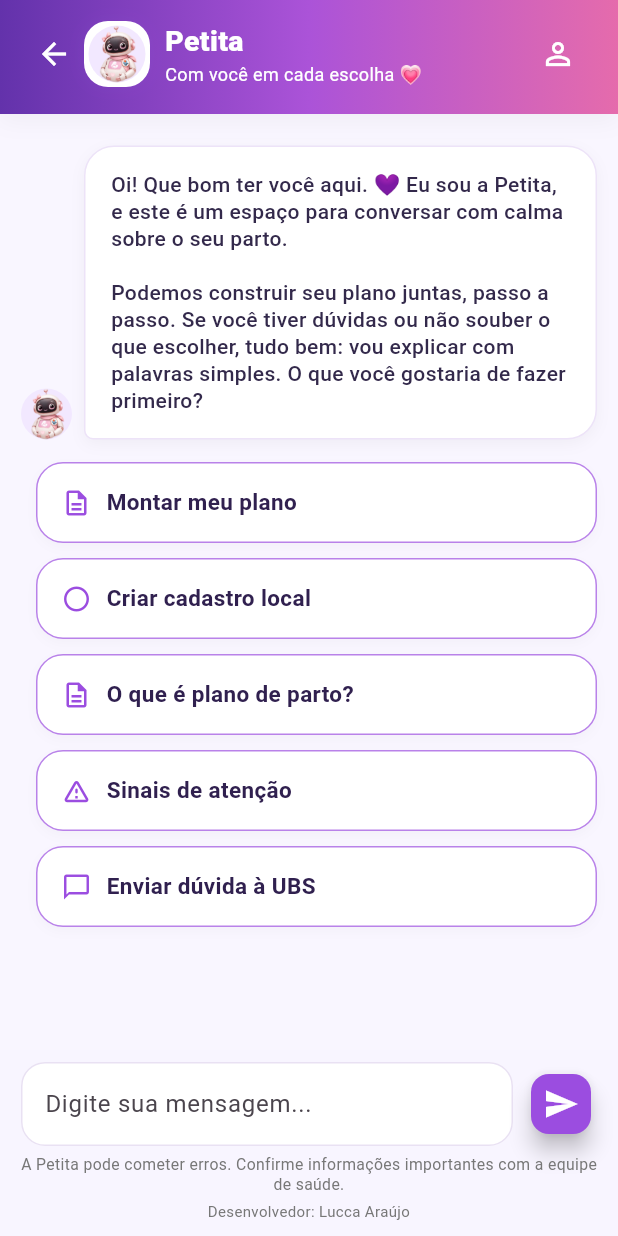
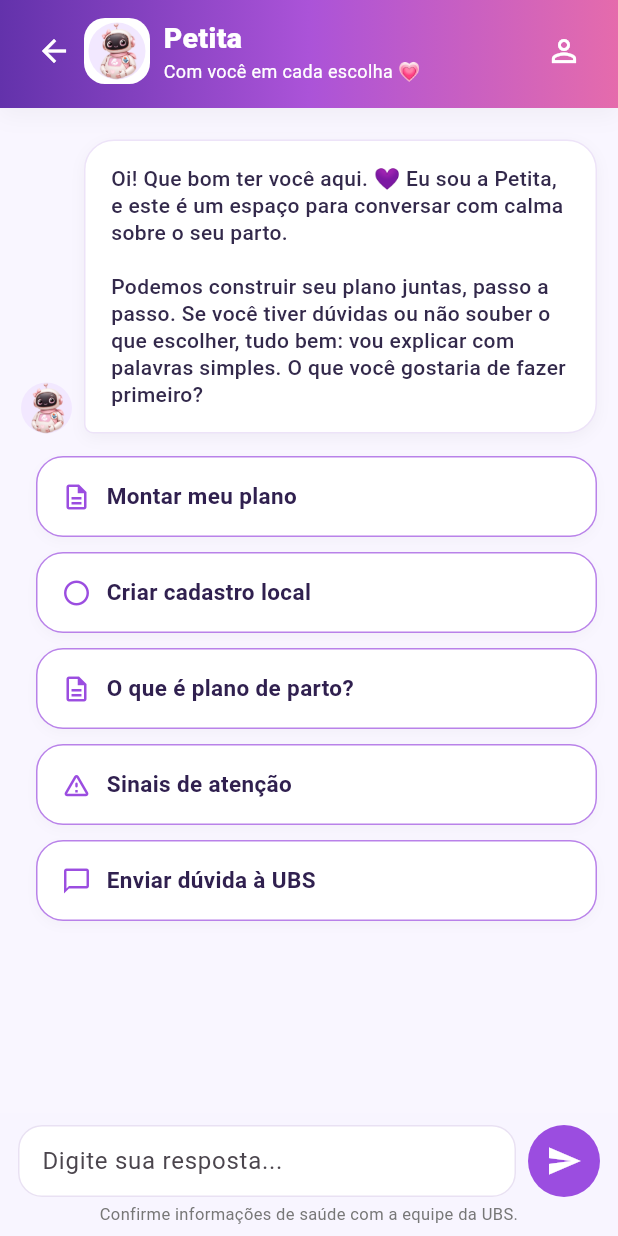
Before and after one commit to petsaudemonitoramento-dev/petita-plano-parto, a Flutter app: the ChatScreen screen opened directly, on a phone screen of 412 x 824 dp. Run offline on Flutter 3.47's test engine with Material 3 defaults, Android fonts, the phone set to English and light mode, and no system bars; our stand-ins replace file_picker, flutter_markdown, flutter_tts, pdf, printing, shared_preferences and 1 more; accounts and stored records are empty.

Commit message:
fix(responsive): cabecalho e entrada compactos em telas pequenas/teclado

```diff
--- a/lib/screens/chat/chat_screen.dart
+++ b/lib/screens/chat/chat_screen.dart
@@ -1175,42 +1175,106 @@ class _ChatHeader extends StatelessWidget {
 
   @override
   Widget build(BuildContext context) {
+    final size = MediaQuery.sizeOf(context);
+    final narrow = size.width < 370;
+    final short = size.height < 700;
     return Container(
-      padding: const EdgeInsets.fromLTRB(16, 12, 16, 16),
+      padding: EdgeInsets.fromLTRB(
+        narrow ? 8 : 16,
+        short ? 6 : 12,
+        narrow ? 8 : 16,
+        short ? 8 : 16,
+      ),
       decoration: BoxDecoration(
-        gradient: const LinearGradient(colors: [Color(0xFF6332AB), Color(0xFFAB53D8), Color(0xFFE56BAC)]),
-        boxShadow: [BoxShadow(color: Colors.black.withAlpha((255 * 0.04).round()), blurRadius: 12, offset: const Offset(0, 5))],
+        gradient: const LinearGradient(
+          colors: [Color(0xFF6332AB), Color(0xFFAB53D8), Color(0xFFE56BAC)],
+        ),
+        boxShadow: [
+          BoxShadow(color: Colors.black.withAlpha(10),
+              blurRadius: 12, offset: const Offset(0, 5)),
+        ],
       ),
-      child: Column(children: [
+      child: Column(crossAxisAlignment: CrossAxisAlignment.stretch, children: [
         Row(children: [
-          InkWell(
-            onTap: () => Navigator.pop(context),
-            borderRadius: BorderRadius.circular(18),
-            child: const Padding(padding: EdgeInsets.all(8), child: Icon(Icons.arrow_back, color: Colors.white)),
+          IconButton(
+            tooltip: 'Voltar',
+            visualDensity: VisualDensity.compact,
+            onPressed: () => Navigator.pop(context),
+            icon: const Icon(Icons.arrow_back, color: Colors.white),
           ),
-          Container(padding: const EdgeInsets.all(3), decoration: BoxDecoration(color: Colors.white, borderRadius: BorderRadius.circular(16), boxShadow: [BoxShadow(color: AppColors.primaryPink.withAlpha((255 * 0.14).round()), blurRadius: 12)]), child: CircleAvatar(radius: 19, backgroundColor: AppColors.softPink, child: ClipOval(child: Image.asset('assets/images/petita.png', fit: BoxFit.cover)))),
-          const SizedBox(width: 10),
-          const Expanded(
-            child: Column(crossAxisAlignment: CrossAxisAlignment.start, children: [
-              Text('Petita', style: TextStyle(fontWeight: FontWeight.w900, color: Colors.white, fontSize: 19)),
-              Text('Com você em cada escolha 💗', style: TextStyle(color: Colors.white, fontSize: 12)),
-            ]),
+          Container(
+            padding: const EdgeInsets.all(3),
+            decoration: BoxDecoration(
+              color: Colors.white,
+              borderRadius: BorderRadius.circular(14),
+            ),
+            child: CircleAvatar(
+              radius: narrow ? 16 : 19,
+              backgroundColor: AppColors.softPink,
+              child: ClipOval(child: Image.asset(
+                  'assets/images/petita.png', fit: BoxFit.cover)),
+            ),
           ),
-          IconButton(onPressed: () => Navigator.pushNamed(context, AppRoutes.profile), icon: const Icon(Icons.person_outline, color: Colors.white)),
+          const SizedBox(width: 9),
+          Expanded(
+            child: Column(
+              crossAxisAlignment: CrossAxisAlignment.start,
+              children: [
+                const Text('Petita',
+                    style: TextStyle(
+                        fontWeight: FontWeight.w900,
+                        color: Colors.white, fontSize: 19)),
+                if (!short && !narrow)
+                  const Text('Com você em cada escolha 💗',
+                    maxLines: 1,
+                    overflow: TextOverflow.ellipsis,
+                    style: TextStyle(color: Colors.white, fontSize: 12)),
+              ],
+            ),
+          ),
+          IconButton(
+            tooltip: 'Meu perfil',
+            visualDensity: VisualDensity.compact,
+            onPressed: () => Navigator.pushNamed(context, AppRoutes.profile),
+            icon: const Icon(Icons.person_outline, color: Colors.white),
+          ),
         ]),
         if (inPlanFlow) ...[
-          const SizedBox(height: 10),
-          Row(children: [
-            Flexible(child: Text(currentSection, style: const TextStyle(fontWeight: FontWeight.w800, color: Colors.white), overflow: TextOverflow.ellipsis)),
-            const Spacer(),
-            Text('Etapa $currentStep de $totalSteps', style: const TextStyle(fontSize: 12, color: Colors.white, fontWeight: FontWeight.w800)),
-          ]),
-          const SizedBox(height: 8),
+          SizedBox(height: short ? 5 : 10),
+          if (narrow)
+            Column(
+              crossAxisAlignment: CrossAxisAlignment.start,
+              children: [
+                Text(currentSection, maxLines: 1,
+                    overflow: TextOverflow.ellipsis,
+                    style: const TextStyle(
+                        fontWeight: FontWeight.w800, color: Colors.white)),
+                Text('Etapa $currentStep de $totalSteps',
+                    style: const TextStyle(
+                        fontSize: 12, color: Colors.white,
+                        fontWeight: FontWeight.w800)),
+              ],
+            )
+          else
+            Row(children: [
+              Expanded(
+                child: Text(currentSection, maxLines: 1,
+                    overflow: TextOverflow.ellipsis,
+                    style: const TextStyle(
+                        fontWeight: FontWeight.w800, color: Colors.white)),
+              ),
+              const SizedBox(width: 10),
+              Text('Etapa $currentStep de $totalSteps',
+                  style: const TextStyle(
+                      fontSize: 12, color: Colors.white,
+                      fontWeight: FontWeight.w800)),
+            ]),
+          SizedBox(height: short ? 5 : 8),
           ClipRRect(
             borderRadius: BorderRadius.circular(999),
             child: LinearProgressIndicator(
               value: progress,
-              minHeight: 8,
+              minHeight: short ? 5 : 8,
               backgroundColor: Colors.white24,
               valueColor: const AlwaysStoppedAnimation<Color>(Colors.white),
             ),
@@ -1365,10 +1429,13 @@ class _ChatInput extends StatelessWidget {
 
   @override
   Widget build(BuildContext context) {
+    final keyboardVisible = MediaQuery.viewInsetsOf(context).bottom > 0;
+    final short = MediaQuery.sizeOf(context).height < 700;
     return SafeArea(
       top: false,
       child: Container(
-        padding: const EdgeInsets.fromLTRB(14, 8, 14, 10),
+        padding: EdgeInsets.fromLTRB(
+            12, 8, 12, keyboardVisible ? 5 : 8),
         color: AppColors.background,
         child: Column(mainAxisSize: MainAxisSize.min, children: [
           Row(children: [
@@ -1377,33 +1444,40 @@ class _ChatInput extends StatelessWidget {
                 controller: controller,
                 enabled: enabled,
                 minLines: 1,
-                maxLines: 4,
+                maxLines: 3,
+                textInputAction: TextInputAction.send,
                 decoration: InputDecoration(
-                  hintText: enabled ? 'Digite sua mensagem...' : 'Escolha uma opção ou toque em “Escrever minha resposta”',
+                  hintText: enabled
+                      ? 'Digite sua resposta...'
+                      : 'Escolha uma alternativa acima',
+                  isDense: true,
+                  contentPadding: const EdgeInsets.symmetric(
+                      horizontal: 12, vertical: 12),
                 ),
                 onSubmitted: (_) => onSend(),
               ),
             ),
             const SizedBox(width: 8),
-            FloatingActionButton.small(
+            IconButton.filled(
+              tooltip: 'Enviar resposta',
               onPressed: enabled ? onSend : null,
-              backgroundColor: enabled ? AppColors.primaryPink : Colors.grey,
-              foregroundColor: Colors.white,
-              child: const Icon(Icons.send),
+              style: IconButton.styleFrom(
+                backgroundColor: enabled ? AppColors.primaryPink : Colors.grey,
+                foregroundColor: Colors.white,
+                minimumSize: const Size(48, 48),
+              ),
+              icon: const Icon(Icons.send),
             ),
           ]),
-          const SizedBox(height: 6),
-          const Text(
-            'A Petita pode cometer erros. Confirme informações importantes com a equipe de saúde.',
-            textAlign: TextAlign.center,
-            style: TextStyle(fontSize: 10.5, color: Color(0xFF777777), height: 1.2),
-          ),
-          const SizedBox(height: 4),
-          const Text(
-            'Desenvolvedor: Lucca Araújo',
-            textAlign: TextAlign.center,
-            style: TextStyle(fontSize: 10, color: Color(0xFF777777)),
-          ),
+          if (!keyboardVisible && !short) ...[
+            const SizedBox(height: 5),
+            const Text(
+              'Confirme informações de saúde com a equipe da UBS.',
+              textAlign: TextAlign.center,
+              style: TextStyle(
+                  fontSize: 11, color: Color(0xFF777777), height: 1.2),
+            ),
+          ],
         ]),
       ),
     );
```
